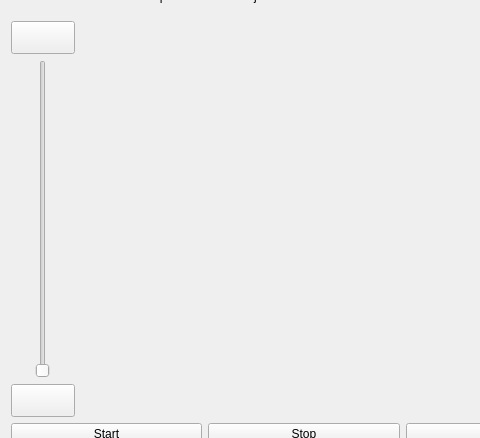
The window that processteps.ui (kasarkonic/Sauka1) describes before a commit, drawn with Qt 5; both pictures show x 0 to 480 and y 81 to 519 of the 1000 by 618 pixel window.
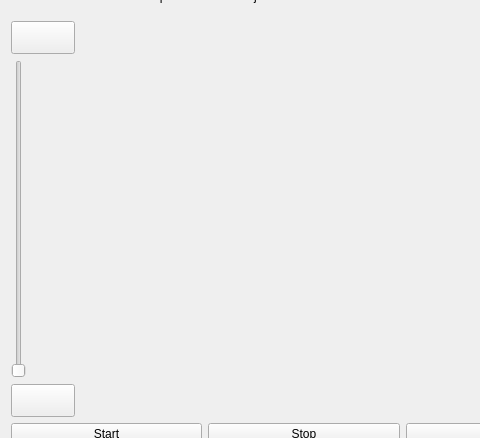
The same window after the commit.

Diff of the .ui file:
```diff
--- a/processteps.ui
+++ b/processteps.ui
@@ -156,7 +156,7 @@
           <item>
            <widget class="QSlider" name="verticalSlider">
             <property name="sizePolicy">
-             <sizepolicy hsizetype="Expanding" vsizetype="Expanding">
+             <sizepolicy hsizetype="Fixed" vsizetype="Expanding">
               <horstretch>0</horstretch>
               <verstretch>0</verstretch>
              </sizepolicy>
```
Left out of the diff: 20 changed lines with no effect on the pictures.
